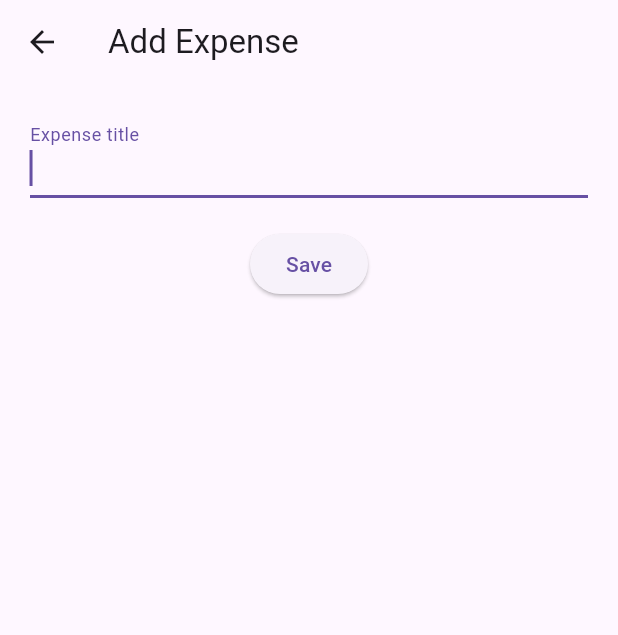
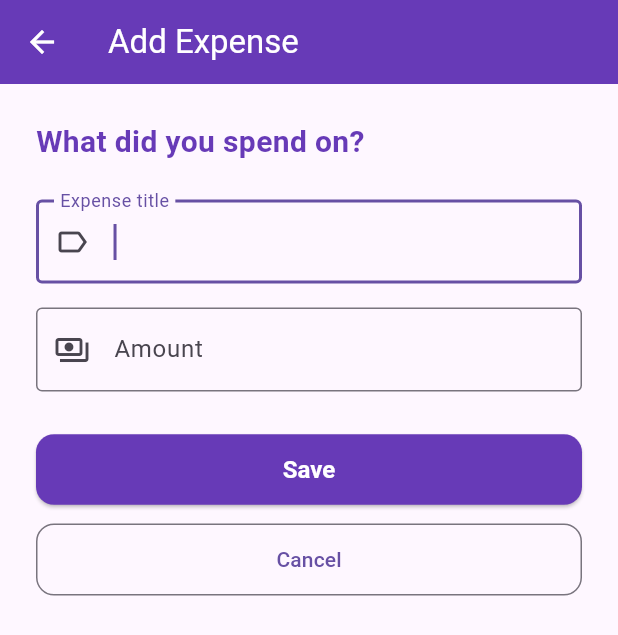
Before and after one commit to ibruzo06/bsis3A-flutter-setup-BRUZO, a Flutter app: the screen it shows after launch, after a tap on the "add" icon, on a phone screen of 412 x 824 dp. Shown: the top 635 px of the screen. Run offline on Flutter 3.47's test engine with Material 3 defaults, Android fonts, the phone set to English and light mode, and no system bars.

Commit message:
Flutter Project

```diff
--- a/lib/main.dart
+++ b/lib/main.dart
@@ -2,91 +2,225 @@ import 'package:flutter/material.dart';
 
 void main() => runApp(const MaterialApp(
       debugShowCheckedModeBanner: false,
-      home: HomePage(),
+      home: ExpenseListPage(),
     ));
 
-// ── Home ──
-class HomePage extends StatefulWidget {
-  const HomePage({super.key});
-  @override
-  State<HomePage> createState() => _HomePageState();
+// ── Expense Model ──
+class Expense {
+  String title;
+  double amount;
+  Expense({required this.title, required this.amount});
 }
 
-class _HomePageState extends State<HomePage> {
-  final List<String> _expenses = [];
+// ── Screen 1: Expense List ──
+class ExpenseListPage extends StatefulWidget {
+  const ExpenseListPage({super.key});
+  @override
+  State<ExpenseListPage> createState() => _ExpenseListPageState();
+}
 
-  Future<void> _addExpense() async {
-    final title = await Navigator.push<String>(
+class _ExpenseListPageState extends State<ExpenseListPage> {
+  final List<Expense> _expenses = [
+    Expense(title: 'Coffee', amount: 80),
+    Expense(title: 'Groceries', amount: 350),
+    Expense(title: 'Grab Ride', amount: 120),
+  ];
+
+  Future<void> _openAddScreen() async {
+    final result = await Navigator.push<Expense>(
       context,
-      MaterialPageRoute(builder: (_) => const AddPage()),
+      MaterialPageRoute(builder: (_) => const AddEditExpensePage()),
     );
-    if (title != null && mounted) {
-      setState(() => _expenses.add(title));
+    if (result != null && mounted) {
+      setState(() => _expenses.add(result));
       ScaffoldMessenger.of(context).showSnackBar(
-        SnackBar(content: Text('Added: $title')),
+        SnackBar(content: Text('Added: ${result.title}')),
+      );
+    }
+  }
+
+  Future<void> _openEditScreen(int index) async {
+    final result = await Navigator.push<Expense>(
+      context,
+      MaterialPageRoute(
+        builder: (_) => AddEditExpensePage(existing: _expenses[index]),
+      ),
+    );
+    if (result != null && mounted) {
+      setState(() => _expenses[index] = result);
+      ScaffoldMessenger.of(context).showSnackBar(
+        SnackBar(content: Text('Updated: ${result.title}')),
       );
     }
   }
 
   @override
   Widget build(BuildContext context) => Scaffold(
-        appBar: AppBar(title: const Text('Expenses')),
-        body: _expenses.isEmpty
-            ? const Center(child: Text('No expenses yet!'))
-            : ListView(
-                children: _expenses
-                    .map((e) => ListTile(leading: const Icon(Icons.receipt), title: Text(e)))
-                    .toList(),
+        appBar: AppBar(
+          title: const Text('My Expenses'),
+          backgroundColor: Colors.deepPurple,
+          foregroundColor: Colors.white,
+        ),
+        body: ListView.builder(
+          padding: const EdgeInsets.all(16),
+          itemCount: _expenses.length,
+          itemBuilder: (context, index) {
+            final e = _expenses[index];
+            return Card(
+              margin: const EdgeInsets.only(bottom: 12),
+              shape: RoundedRectangleBorder(borderRadius: BorderRadius.circular(12)),
+              child: ListTile(
+                contentPadding: const EdgeInsets.symmetric(horizontal: 16, vertical: 8),
+                leading: CircleAvatar(
+                  backgroundColor: Colors.deepPurple,
+                  child: Text(
+                    '${index + 1}',   // 👈 number instead of broken icon
+                    style: const TextStyle(
+                      color: Colors.white,
+                      fontWeight: FontWeight.bold,
+                    ),
+                  ),
+                ),
+                title: Text(e.title, style: const TextStyle(fontWeight: FontWeight.bold)),
+                subtitle: Text(
+                  '₱${e.amount.toStringAsFixed(2)}',
+                  style: const TextStyle(color: Colors.deepPurple),
+                ),
+                trailing: const Icon(Icons.edit, color: Colors.grey),
+                onTap: () => _openEditScreen(index),
               ),
+            );
+          },
+        ),
         floatingActionButton: Tooltip(
-          message: 'Add Expense',         // 👈 shows on long-press or hover
+          message: 'Add Expense',
           child: FloatingActionButton(
-            onPressed: _addExpense,
+            onPressed: _openAddScreen,
+            backgroundColor: Colors.deepPurple,
+            foregroundColor: Colors.white,
             child: const Icon(Icons.add),
           ),
         ),
       );
 }
 
-// ── Add Expense ──
-class AddPage extends StatefulWidget {
-  const AddPage({super.key});
+// ── Screen 2: Add / Edit Expense ──
+class AddEditExpensePage extends StatefulWidget {
+  final Expense? existing;
+  const AddEditExpensePage({super.key, this.existing});
   @override
-  State<AddPage> createState() => _AddPageState();
+  State<AddEditExpensePage> createState() => _AddEditExpensePageState();
 }
 
-class _AddPageState extends State<AddPage> {
-  final _controller = TextEditingController();
+class _AddEditExpensePageState extends State<AddEditExpensePage> {
+  final _titleController = TextEditingController();
+  final _amountController = TextEditingController();
+  String? _titleError;
+  String? _amountError;
+
+  bool get _isEditMode => widget.existing != null;
+
+  @override
+  void initState() {
+    super.initState();
+    if (_isEditMode) {
+      _titleController.text = widget.existing!.title;
+      _amountController.text = widget.existing!.amount.toString();
+    }
+  }
 
   void _save() {
-    final title = _controller.text.trim();
-    if (title.isEmpty) {
-      ScaffoldMessenger.of(context).showSnackBar(
-        const SnackBar(content: Text('Please enter a title!')),
-      );
-      return;
-    }
-    Navigator.pop(context, title);
+    final title = _titleController.text.trim();
+    final amountText = _amountController.text.trim();
+    final amount = double.tryParse(amountText);
+
+    setState(() {
+      _titleError = title.isEmpty ? 'Title cannot be empty' : null;
+      _amountError = amountText.isEmpty
+          ? 'Amount cannot be empty'
+          : (amount == null || amount <= 0)
+              ? 'Enter a valid amount greater than 0'
+              : null;
+    });
+
+    if (_titleError != null || _amountError != null) return;
+    Navigator.pop(context, Expense(title: title, amount: amount!));
   }
 
   @override
-  void dispose() { _controller.dispose(); super.dispose(); }
+  void dispose() {
+    _titleController.dispose();
+    _amountController.dispose();
+    super.dispose();
+  }
 
   @override
   Widget build(BuildContext context) => Scaffold(
-        appBar: AppBar(title: const Text('Add Expense')),
+        appBar: AppBar(
+          title: Text(_isEditMode ? 'Edit Expense' : 'Add Expense'),
+          backgroundColor: Colors.deepPurple,
+          foregroundColor: Colors.white,
+        ),
         body: Padding(
-          padding: const EdgeInsets.all(20),
-          child: Column(children: [
-            TextField(
-              controller: _controller,
-              autofocus: true,
-              decoration: const InputDecoration(labelText: 'Expense title'),
-              onSubmitted: (_) => _save(),
-            ),
-            const SizedBox(height: 20),
-            ElevatedButton(onPressed: _save, child: const Text('Save')),
-          ]),
+          padding: const EdgeInsets.all(24),
+          child: Column(
+            crossAxisAlignment: CrossAxisAlignment.stretch,
+            children: [
+              Text(
+                _isEditMode ? 'Update your expense' : 'What did you spend on?',
+                style: const TextStyle(
+                  fontSize: 20,
+                  fontWeight: FontWeight.bold,
+                  color: Colors.deepPurple,
+                ),
+              ),
+              const SizedBox(height: 24),
+              TextField(
+                controller: _titleController,
+                autofocus: true,
+                textCapitalization: TextCapitalization.sentences,
+                decoration: InputDecoration(
+                  labelText: 'Expense title',
+                  errorText: _titleError,
+                  border: const OutlineInputBorder(),
+                  prefixIcon: const Icon(Icons.label_outline),
+                ),
+              ),
+              const SizedBox(height: 16),
+              TextField(
+                controller: _amountController,
+                keyboardType: const TextInputType.numberWithOptions(decimal: true),
+                decoration: InputDecoration(
+                  labelText: 'Amount',
+                  errorText: _amountError,
+                  border: const OutlineInputBorder(),
+                  prefixIcon: const Icon(Icons.payments_outlined),
+                  prefixText: '₱ ',
+                ),
+              ),
+              const SizedBox(height: 28),
+              ElevatedButton(
+                onPressed: _save,
+                style: ElevatedButton.styleFrom(
+                  backgroundColor: Colors.deepPurple,
+                  foregroundColor: Colors.white,
+                  padding: const EdgeInsets.symmetric(vertical: 14),
+                  shape: RoundedRectangleBorder(borderRadius: BorderRadius.circular(12)),
+                  textStyle: const TextStyle(fontSize: 16, fontWeight: FontWeight.bold),
+                ),
+                child: Text(_isEditMode ? 'Update' : 'Save'),
+              ),
+              const SizedBox(height: 12),
+              OutlinedButton(
+                onPressed: () => Navigator.pop(context),
+                style: OutlinedButton.styleFrom(
+                  padding: const EdgeInsets.symmetric(vertical: 14),
+                  shape: RoundedRectangleBorder(borderRadius: BorderRadius.circular(12)),
+                ),
+                child: const Text('Cancel'),
+              ),
+            ],
+          ),
         ),
       );
 }
```
